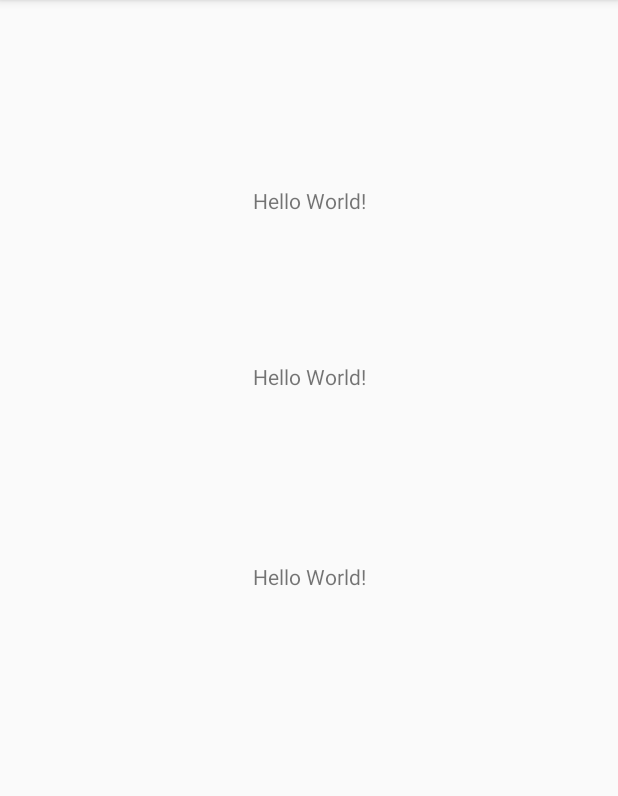
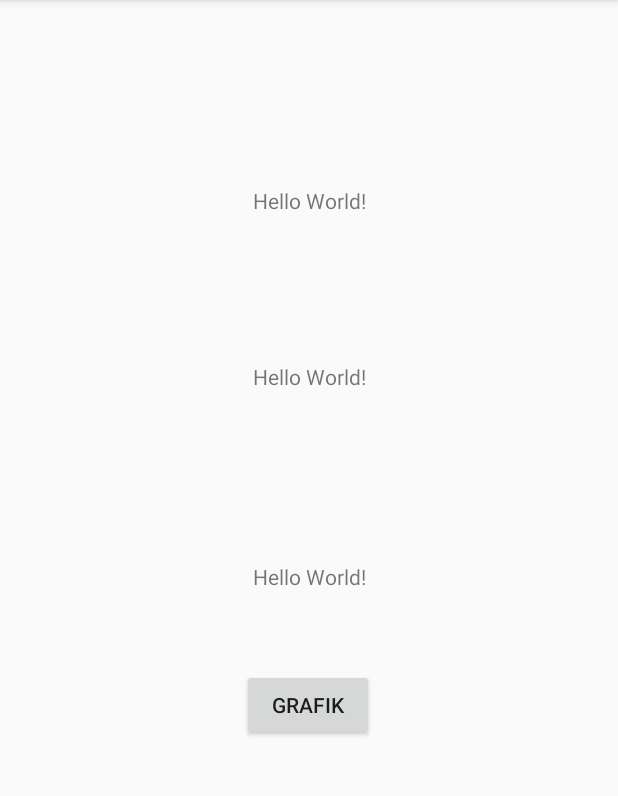
Before and after one commit to anggariansah/Fisika-Accelerometer, an Android app: the screen it shows after launch (MainActivity), on a phone screen of 412 x 824 dp, the part 84-880 px from its top. Run offline under Robolectric (Android 15) with nearby library versions, the phone set to English and light mode, and no system bars.

Commit message:
test grafik percepatan

```diff
--- a/app/src/main/AndroidManifest.xml
+++ b/app/src/main/AndroidManifest.xml
@@ -9,6 +9,7 @@
         android:roundIcon="@mipmap/ic_launcher_round"
         android:supportsRtl="true"
         android:theme="@style/AppTheme">
+        <activity android:name=".Graph"></activity>
         <activity android:name=".MainActivity">
             <intent-filter>
                 <action android:name="android.intent.action.MAIN" />
--- a/app/src/main/java/com/solvedev/accelerometertest/MainActivity.java
+++ b/app/src/main/java/com/solvedev/accelerometertest/MainActivity.java
@@ -1,15 +1,20 @@
 package com.solvedev.accelerometertest;
 
 import android.content.Context;
+import android.content.Intent;
 import android.hardware.Sensor;
 import android.hardware.SensorEvent;
 import android.hardware.SensorEventListener;
 import android.hardware.SensorManager;
 import android.support.v7.app.AppCompatActivity;
 import android.os.Bundle;
+import android.view.View;
+import android.widget.Button;
 import android.widget.TextView;
 
 public class MainActivity extends AppCompatActivity implements SensorEventListener {
+
+    private Button btnGrafik;
 
     private SensorManager senSensorManager;
     private Sensor senAccelerometer;
@@ -31,13 +36,21 @@ public class MainActivity extends AppCompatActivity implements SensorEventListen
         super.onCreate(savedInstanceState);
         setContentView(R.layout.activity_main);
 
+        btnGrafik = (Button) findViewById(R.id.btn_grafik);
+        tvAngka = (TextView) findViewById(R.id.angka);
+        tvKecepatan = (TextView) findViewById(R.id.kecepatan);
+        tvPosisi = (TextView) findViewById(R.id.posisi);
+
         senSensorManager = (SensorManager) getSystemService(Context.SENSOR_SERVICE);
         senAccelerometer = senSensorManager.getDefaultSensor(Sensor.TYPE_ACCELEROMETER);
-        senSensorManager.registerListener(this, senAccelerometer , SensorManager.SENSOR_DELAY_NORMAL);
+        senSensorManager.registerListener(this, senAccelerometer, SensorManager.SENSOR_DELAY_NORMAL);
 
-        tvAngka = (TextView)findViewById(R.id.angka);
-        tvKecepatan = (TextView)findViewById(R.id.kecepatan);
-        tvPosisi = (TextView)findViewById(R.id.posisi);
+        btnGrafik.setOnClickListener(new View.OnClickListener() {
+            @Override
+            public void onClick(View v) {
+                startActivity(new Intent(MainActivity.this, Graph.class));
+            }
+        });
     }
 
     @Override
@@ -55,7 +68,7 @@ public class MainActivity extends AppCompatActivity implements SensorEventListen
                 long diffTime = (curTime - lastUpdate);
                 lastUpdate = curTime;
 
-                float speed = Math.abs(x + y + z - last_x - last_y - last_z)/ diffTime * 10000;
+                float speed = Math.abs(x + y + z - last_x - last_y - last_z) / diffTime * 10000;
 
                 waktu[index] = speed;
 
@@ -74,19 +87,18 @@ public class MainActivity extends AppCompatActivity implements SensorEventListen
                 kecepatan[0] = 0;
                 posisi[0] = 0;
 
-                if(index == 0){
-                    kecepatan[index] = 0 + percepatan[index] + percepatan[index+1] / 2 * waktu[index+1] - waktu[index];
-                    posisi[index] = 0 + kecepatan[index] + kecepatan[index+1] / 2 * waktu[index+1] - waktu[index];
-                }else {
-                    kecepatan[index] = kecepatan[index-1] + percepatan[index] + percepatan[index+1] / 2 * waktu[index+1] - waktu[index];
-                    posisi[index] = posisi[index-1] + kecepatan[index] + kecepatan[index+1] / 2 * waktu[index+1] - waktu[index];
+                if (index == 0) {
+                    kecepatan[index] = 0 + percepatan[index] + percepatan[index + 1] / 2 * waktu[index + 1] - waktu[index];
+                    posisi[index] = 0 + kecepatan[index] + kecepatan[index + 1] / 2 * waktu[index + 1] - waktu[index];
+                } else {
+                    kecepatan[index] = kecepatan[index - 1] + percepatan[index] + percepatan[index + 1] / 2 * waktu[index + 1] - waktu[index];
+                    posisi[index] = posisi[index - 1] + kecepatan[index] + kecepatan[index + 1] / 2 * waktu[index + 1] - waktu[index];
                 }
 
 
-
-                tvAngka.setText("Percepatan = "+percepatan[index]);
-                tvKecepatan.setText("Kecepatan = "+kecepatan[index]);
-                tvPosisi.setText("Posisi = "+posisi[index]);
+                tvAngka.setText("Percepatan = " + percepatan[index]);
+                tvKecepatan.setText("Kecepatan = " + kecepatan[index]);
+                tvPosisi.setText("Posisi = " + posisi[index]);
 
                 index++;
             }
--- a/app/src/main/res/layout/activity_main.xml
+++ b/app/src/main/res/layout/activity_main.xml
@@ -40,5 +40,20 @@
         app:layout_constraintTop_toTopOf="parent"
         app:layout_constraintVertical_bias="0.339" />
 
+    <Button
+        android:layout_width="wrap_content"
+        android:layout_height="wrap_content"
+        android:layout_marginStart="8dp"
+        android:layout_marginLeft="8dp"
+        android:layout_marginTop="52dp"
+        android:layout_marginEnd="8dp"
+        android:layout_marginRight="8dp"
+        android:text="Grafik"
+        android:id="@+id/btn_grafik"
+        app:layout_constraintEnd_toEndOf="parent"
+        app:layout_constraintHorizontal_bias="0.498"
+        app:layout_constraintStart_toStartOf="parent"
+        app:layout_constraintTop_toBottomOf="@+id/angka" />
+
 
 </android.support.constraint.ConstraintLayout>
```
Also changed, not shown: app/src/main/java/com/solvedev/accelerometertest/Graph.java (added, +176 -0 lines), app/src/main/res/layout/activity_graph.xml (added, +25 -0 lines).
